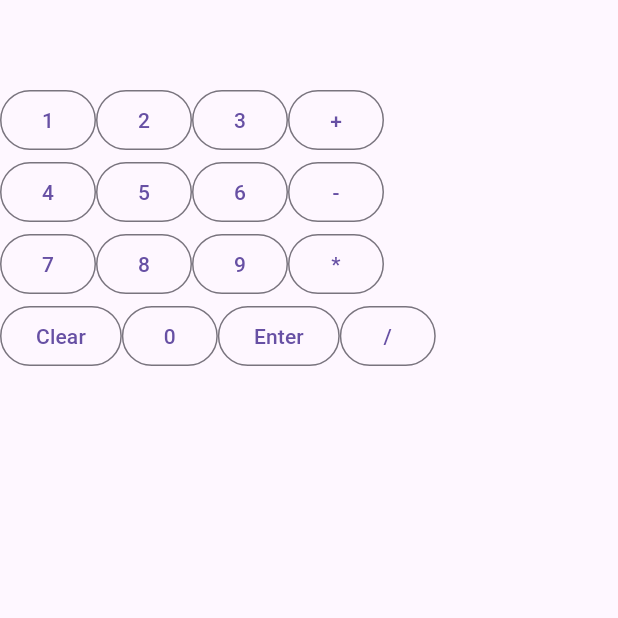
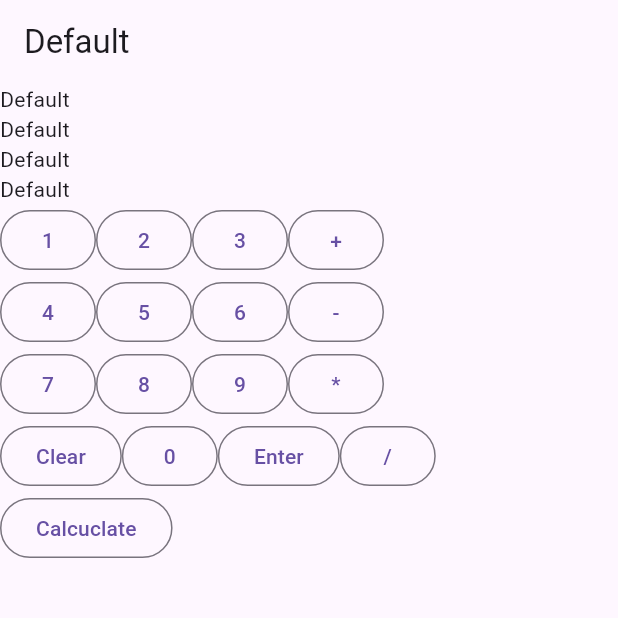
Before and after one commit to TheDarkSide1992/rpn_cal, a Flutter app: the screen it shows after launch, after a tap on "Clear", on a phone screen of 412 x 824 dp, the top half of it. Run offline on Flutter 3.47's test engine with Material 3 defaults, Android fonts, the light colour scheme and no system bars.

Commit message:
Added btns

```diff
--- a/lib/cal_logic.dart
+++ b/lib/cal_logic.dart
@@ -44,11 +44,12 @@ class Calculator {
     operation.add(cmd);
   }
 
-  void calculate(){
+  num calculate(){
 
     operation.forEach((opp) => execute(opp));
 
-    print("result of all operations Is == $result");
+    return result;
+    //print("result of all operations Is == $result");
   }
 
   execute(Command cmd){
--- a/lib/calculator_screen.dart
+++ b/lib/calculator_screen.dart
@@ -12,16 +12,32 @@ class _CalculatorScreenState extends State<CalculatorScreen> {
 
   var call = Calculator();
 
-  var currentValue = "";
+  var commandList ="Default";
+  var numberList = "Default";
+  var currentValue = "Default";
+  var endResult="Default";
 
   @override
   Widget build(BuildContext context) {
     final textTheme = Theme.of(context).textTheme;
     return Scaffold(
         appBar: AppBar(title: Text(currentValue)),
-        body: Container(
+        body:
+        Container(
           child: Column(
             children: [
+              Row(children: [
+                Text(currentValue)
+              ],),
+              Row(children: [
+                Text(commandList)
+              ],),
+              Row(children: [
+                Text(numberList)
+              ],),
+              Row(children: [
+                Text(endResult)
+              ],),
               Row(children: [
                 _numbtn(1),
                 _numbtn(2),
@@ -46,6 +62,9 @@ class _CalculatorScreenState extends State<CalculatorScreen> {
                 _enter(),
                 _combtn(DivideCommand(), "/")
               ]),
+              Row(children: [
+                _calculate(),
+              ]),
             ],
           ),
         ));
@@ -58,25 +77,56 @@ class _CalculatorScreenState extends State<CalculatorScreen> {
     );
   }
 
+  Widget _calculate() {
+    return OutlinedButton(
+      onPressed: () => endResult = call.calculate().toString(),
+      child: Text("Calcuclate"),
+    );
+  }
+
+
   Widget _combtn(Command command, String pretty) {
+
     return OutlinedButton(
-      onPressed: () => {},
+      onPressed: () => _command(command, pretty),
       child: Text(pretty),
     );
   }
 
   Widget _enter() {
-    num number = currentValue.isNotEmpty ? int.parse(currentValue.trim()) : 0;
     return OutlinedButton(
-      onPressed: () => call.push(number),
+      onPressed: () => _enterlogic(),
       child: Text("Enter"),
     );
   }
 
+
   Widget _clear() {
     return OutlinedButton(
-      onPressed: () => call.clear(),
+      onPressed: () => _clearlogic(),
       child: Text("Clear"),
     );
   }
+
+  _command(Command command, String pretty) async{
+    commandList = pretty + commandList;
+    call.addcommand(command);
+  }
+
+  _enterlogic() async{
+    num number = currentValue.isNotEmpty ? int.parse(currentValue.trim()) : 0;
+    numberList = numberList + "  " + currentValue.trim();
+    currentValue = "";
+
+    call.push(number);
+  }
+
+  _clearlogic() async{
+    commandList="";
+    numberList="";
+    currentValue="";
+    endResult="";
+
+    call.clear();
+  }
 }
```
